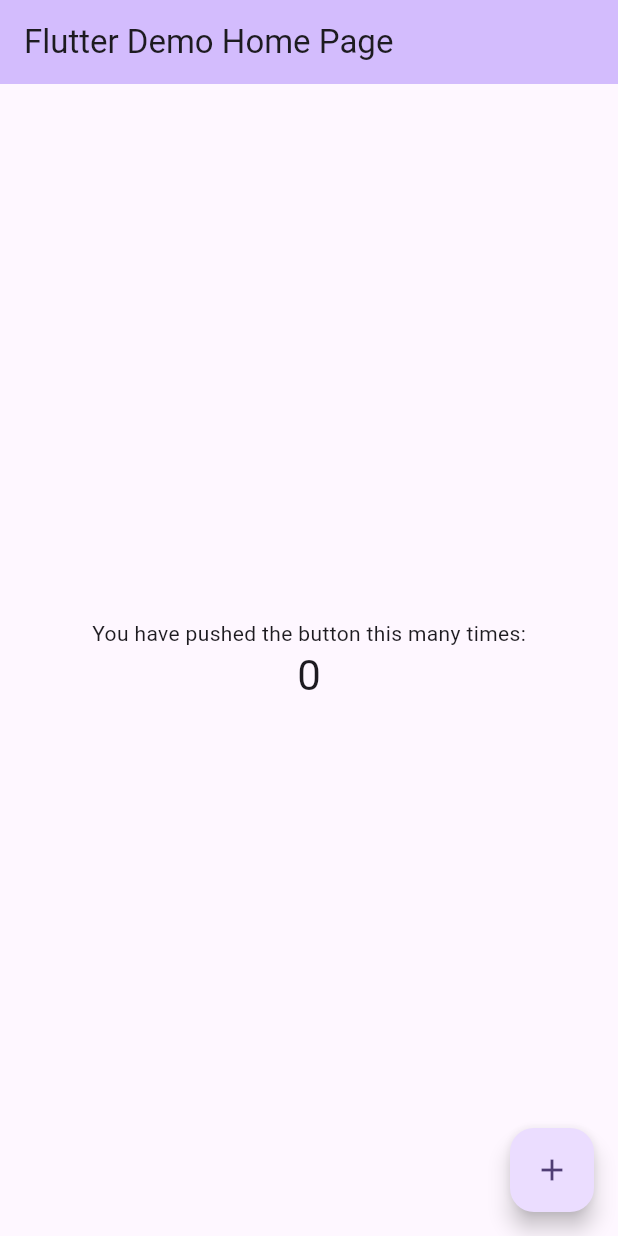
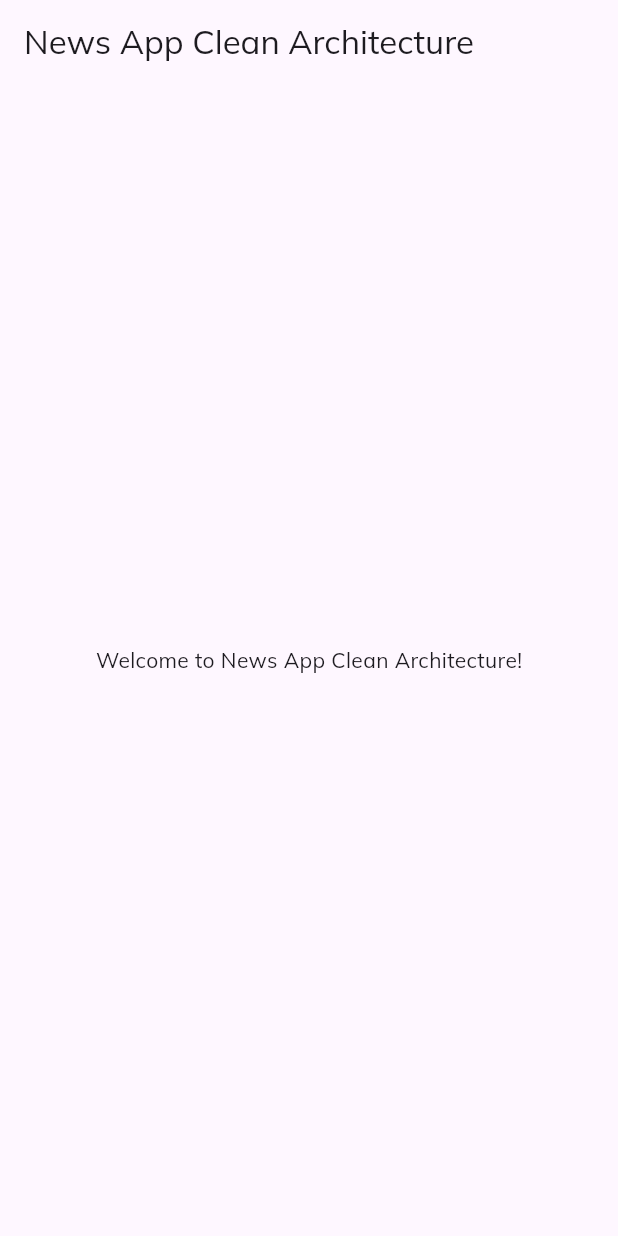
Before and after one commit to SoloBDev/flutter-playground, a Flutter app: the screen it shows after launch, on a phone screen of 412 x 824 dp. Run offline on Flutter 3.47's test engine with Material 3 defaults, Android fonts, the phone set to English and light mode, and no system bars; our stand-ins replace dio, equatable, flutter_svg.

Commit message:
remove the boilerplate flutter code on main.dart file

```diff
--- a/news_app_clean_arch/lib/main.dart
+++ b/news_app_clean_arch/lib/main.dart
@@ -11,112 +11,28 @@
   @override
   Widget build(BuildContext context) {
     return MaterialApp(
-      title: 'Flutter Demo',
+      debugShowCheckedModeBanner: false,
       theme: ThemeData(
-        // This is the theme of your application.
-        //
-        // TRY THIS: Try running your application with "flutter run". You'll see
-        // the application has a purple toolbar. Then, without quitting the app,
-        // try changing the seedColor in the colorScheme below to Colors.green
-        // and then invoke "hot reload" (save your changes or press the "hot
-        // reload" button in a Flutter-supported IDE, or press "r" if you used
-        // the command line to start the app).
-        //
-        // Notice that the counter didn't reset back to zero; the application
-        // state is not lost during the reload. To reset the state, use hot
-        // restart instead.
-        //
-        // This works for code too, not just values: Most code changes can be
-        // tested with just a hot reload.
-        colorScheme: .fromSeed(seedColor: Colors.deepPurple),
+        fontFamily: 'Mulish',
       ),
-      home: const MyHomePage(title: 'Flutter Demo Home Page'),
+      home: MyHomePage(),
     );
   }
 }
 
-class MyHomePage extends StatefulWidget {
-  const MyHomePage({super.key, required this.title});
-
-  // This widget is the home page of your application. It is stateful, meaning
-  // that it has a State object (defined below) that contains fields that affect
-  // how it looks.
-
-  // This class is the configuration for the state. It holds the values (in this
-  // case the title) provided by the parent (in this case the App widget) and
-  // used by the build method of the State. Fields in a Widget subclass are
-  // always marked "final".
-
-  final String title;
-
-  @override
-  State<MyHomePage> createState() => _MyHomePageState();
-}
-
-class _MyHomePageState extends State<MyHomePage> {
-  int _counter = 0;
-
-  void _incrementCounter() {
-    setState(() {
-      // This call to setState tells the Flutter framework that something has
-      // changed in this State, which causes it to rerun the build method below
-      // so that the display can reflect the updated values. If we changed
-      // _counter without calling setState(), then the build method would not be
-      // called again, and so nothing would appear to happen.
-      _counter++;
-    });
-  }
+class MyHomePage extends StatelessWidget {
+  MyHomePage({super.key});
 
   @override
   Widget build(BuildContext context) {
-    // This method is rerun every time setState is called, for instance as done
-    // by the _incrementCounter method above.
-    //
-    // The Flutter framework has been optimized to make rerunning build methods
-    // fast, so that you can just rebuild anything that needs updating rather
-    // than having to individually change instances of widgets.
     return Scaffold(
       appBar: AppBar(
-        // TRY THIS: Try changing the color here to a specific color (to
-        // Colors.amber, perhaps?) and trigger a hot reload to see the AppBar
-        // change color while the other colors stay the same.
-        backgroundColor: Theme.of(context).colorScheme.inversePrimary,
-        // Here we take the value from the MyHomePage object that was created by
-        // the App.build method, and use it to set our appbar title.
-        title: Text(widget.title),
+        title: const Text('News App Clean Architecture'),
       ),
-      body: Center(
-        // Center is a layout widget. It takes a single child and positions it
-        // in the middle of the parent.
-        child: Column(
-          // Column is also a layout widget. It takes a list of children and
-          // arranges them vertically. By default, it sizes itself to fit its
-          // children horizontally, and tries to be as tall as its parent.
-          //
-          // Column has various properties to control how it sizes itself and
-          // how it positions its children. Here we use mainAxisAlignment to
-          // center the children vertically; the main axis here is the vertical
-          // axis because Columns are vertical (the cross axis would be
-          // horizontal).
-          //
-          // TRY THIS: Invoke "debug painting" (choose the "Toggle Debug Paint"
-          // action in the IDE, or press "p" in the console), to see the
-          // wireframe for each widget.
-          mainAxisAlignment: .center,
-          children: [
-            const Text('You have pushed the button this many times:'),
-            Text(
-              '$_counter',
-              style: Theme.of(context).textTheme.headlineMedium,
-            ),
-          ],
-        ),
-      ),
-      floatingActionButton: FloatingActionButton(
-        onPressed: _incrementCounter,
-        tooltip: 'Increment',
-        child: const Icon(Icons.add),
+      body: const Center(
+        child: Text('Welcome to News App Clean Architecture!'),
       ),
     );
   }
+
 }
```
